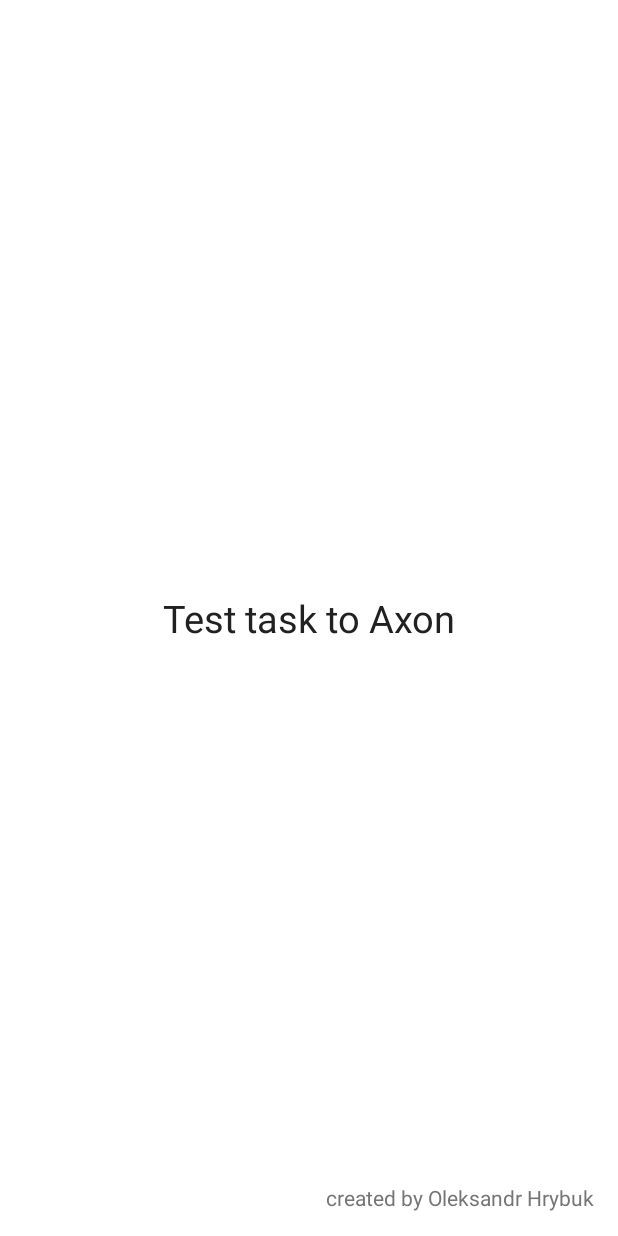
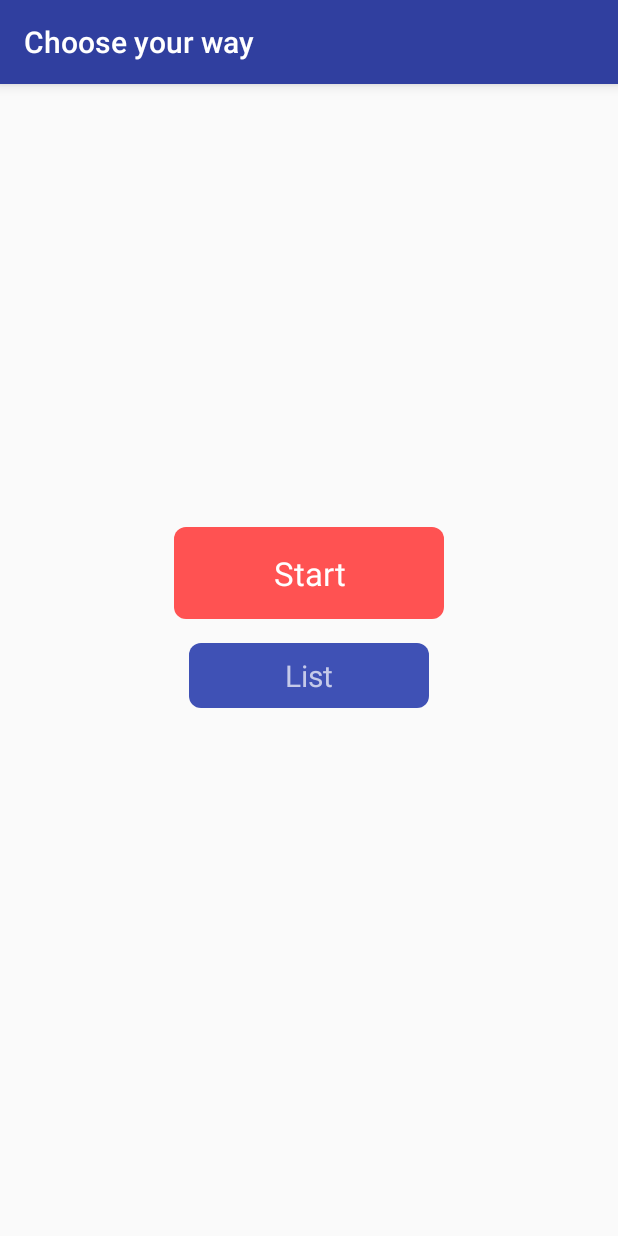
Before and after one commit to ahrybuk/OpenCVTest, an Android app: the screen it shows after launch (MainActivity), on a phone screen of 412 x 824 dp. Run offline under Robolectric (Android 15) with nearby library versions, the phone set to English and light mode, and no system bars; our stand-ins replace Room's generated code, RxJava; 1 statement that could not run was skipped.

Commit message:
add home screen

```diff
--- /dev/null
+++ b/app/src/main/kotlin/com/ahrybuk/opencvtest/presentation/home/HomeFragment.kt
@@ -0,0 +1,46 @@
+package com.ahrybuk.opencvtest.presentation.home
+
+import android.os.Bundle
+import android.view.LayoutInflater
+import android.view.View
+import android.view.ViewGroup
+import androidx.appcompat.app.AppCompatActivity
+import androidx.appcompat.widget.Toolbar
+import com.ahrybuk.opencvtest.R
+import com.ahrybuk.opencvtest.presentation.base.BaseFragment
+import kotlinx.android.synthetic.main.fragment_home.*
+
+class HomeFragment : BaseFragment() {
+
+    override fun onCreateView(inflater: LayoutInflater, container: ViewGroup?, savedInstanceState: Bundle?)
+            : View? = inflater.inflate(R.layout.fragment_home, container, false)
+
+    override fun onViewCreated(view: View, savedInstanceState: Bundle?) {
+        super.onViewCreated(view, savedInstanceState)
+        bindListeners()
+    }
+
+    override fun onResume() {
+        super.onResume()
+        setUpAppBar()
+    }
+
+    private fun bindListeners() {
+        btnList.setOnClickListener {
+            //            TODO navigate to list
+        }
+        btnStart.setOnClickListener {
+            //            TODO navigate to camera screen
+        }
+    }
+
+    private fun setUpAppBar() {
+        (activity as? AppCompatActivity)?.run {
+            view?.let {
+                val innerToolbar = it.findViewById<Toolbar>(R.id.toolbar)
+                setSupportActionBar(innerToolbar)
+                supportActionBar?.title = getString(R.string.home_screen_title)
+            }
+        }
+    }
+}
--- a/app/src/main/kotlin/com/ahrybuk/opencvtest/presentation/splash/SplashFragment.kt
+++ b/app/src/main/kotlin/com/ahrybuk/opencvtest/presentation/splash/SplashFragment.kt
@@ -25,7 +25,7 @@ class SplashFragment : BaseFragment() {
         val splashViewModel = ViewModelProviders.of(this)[SplashViewModel::class.java]
 
         splashViewModel.countDownTimerLiveData.observe(viewLifecycleOwner, Observer {
-            //            TODO() navigate
+            findNavController().navigate(R.id.splashToHome)
         })
     }
 }
--- /dev/null
+++ b/app/src/main/res/drawable/accent_button_bg.xml
@@ -0,0 +1,8 @@
+<?xml version="1.0" encoding="utf-8"?>
+<shape android:shape="rectangle"
+    xmlns:android="http://schemas.android.com/apk/res/android" >
+
+    <solid android:color="@color/accent"/>
+    <corners android:radius="8dp"/>
+
+</shape>
--- /dev/null
+++ b/app/src/main/res/drawable/primary_button_bg.xml
@@ -0,0 +1,8 @@
+<?xml version="1.0" encoding="utf-8"?>
+<shape android:shape="rectangle"
+    xmlns:android="http://schemas.android.com/apk/res/android" >
+
+    <solid android:color="@color/primary"/>
+    <corners android:radius="8dp"/>
+
+</shape>
--- /dev/null
+++ b/app/src/main/res/layout/fragment_home.xml
@@ -0,0 +1,49 @@
+<?xml version="1.0" encoding="utf-8"?>
+<androidx.coordinatorlayout.widget.CoordinatorLayout xmlns:android="http://schemas.android.com/apk/res/android"
+    xmlns:app="http://schemas.android.com/apk/res-auto"
+    android:layout_width="match_parent"
+    android:layout_height="match_parent">
+
+    <com.google.android.material.appbar.AppBarLayout
+        android:layout_width="match_parent"
+        android:layout_height="wrap_content"
+        android:elevation="5dp"
+        app:elevation="5dp">
+
+        <include layout="@layout/toolbar" />
+
+    </com.google.android.material.appbar.AppBarLayout>
+
+    <LinearLayout
+        android:layout_width="match_parent"
+        android:layout_height="match_parent"
+        android:gravity="center"
+        android:orientation="vertical">
+
+        <androidx.appcompat.widget.AppCompatTextView
+            android:id="@+id/btnStart"
+            android:layout_width="180dp"
+            android:layout_height="wrap_content"
+            android:background="@drawable/accent_button_bg"
+            android:gravity="center"
+            android:paddingTop="16dp"
+            android:paddingBottom="16dp"
+            android:text="@string/start"
+            android:textColor="@android:color/white"
+            android:textSize="22sp" />
+
+        <androidx.appcompat.widget.AppCompatTextView
+            android:id="@+id/btnList"
+            android:layout_width="160dp"
+            android:layout_height="wrap_content"
+            android:layout_marginTop="16dp"
+            android:background="@drawable/primary_button_bg"
+            android:gravity="center"
+            android:paddingTop="8dp"
+            android:paddingBottom="8dp"
+            android:text="@string/list"
+            android:textColor="@color/primary_light"
+            android:textSize="20sp" />
+    </LinearLayout>
+
+</androidx.coordinatorlayout.widget.CoordinatorLayout>
--- /dev/null
+++ b/app/src/main/res/layout/toolbar.xml
@@ -0,0 +1,9 @@
+<?xml version="1.0" encoding="utf-8"?>
+<androidx.appcompat.widget.Toolbar xmlns:android="http://schemas.android.com/apk/res/android"
+    xmlns:app="http://schemas.android.com/apk/res-auto"
+    android:id="@+id/toolbar"
+    android:layout_width="match_parent"
+    android:layout_height="?attr/actionBarSize"
+    android:background="@color/primary_dark"
+    android:orientation="vertical"
+    app:titleTextColor="@android:color/white" />
--- a/app/src/main/res/navigation/nav_graph.xml
+++ b/app/src/main/res/navigation/nav_graph.xml
@@ -9,5 +9,19 @@
         android:id="@+id/splashScreenFragment"
         android:name="com.ahrybuk.opencvtest.presentation.splash.SplashFragment"
         android:label="SplashScreen"
-        tools:layout="@layout/fragment_splash" />
+        tools:layout="@layout/fragment_splash">
+
+        <action
+            android:id="@+id/splashToHome"
+            app:destination="@id/homeFragment"
+            app:launchSingleTop="true"
+            app:popUpTo="@+id/nav_graph"
+            app:popUpToInclusive="true" />
+    </fragment>
+
+    <fragment
+        android:id="@+id/homeFragment"
+        android:name="com.ahrybuk.opencvtest.presentation.home.HomeFragment"
+        android:label="HomeFragment"
+        tools:layout="@layout/fragment_home" />
 </navigation>
--- a/app/src/main/res/values/strings.xml
+++ b/app/src/main/res/values/strings.xml
@@ -1,6 +1,11 @@
 <resources>
-	<string name="app_name">OpenCVTest</string>
-	<string name="unknown_error">Something went wrong</string>
-	<string name="created_by">created by Oleksandr Hrybuk</string>
-	<string name="splash_title">Test task to Axon</string>
+    <string name="app_name">OpenCVTest</string>
+    <string name="unknown_error">Something went wrong</string>
+
+    <string name="created_by">created by Oleksandr Hrybuk</string>
+    <string name="splash_title">Test task to Axon</string>
+
+    <string name="start">Start</string>
+    <string name="list">List</string>
+    <string name="home_screen_title">Choose your way</string>
 </resources>
```
